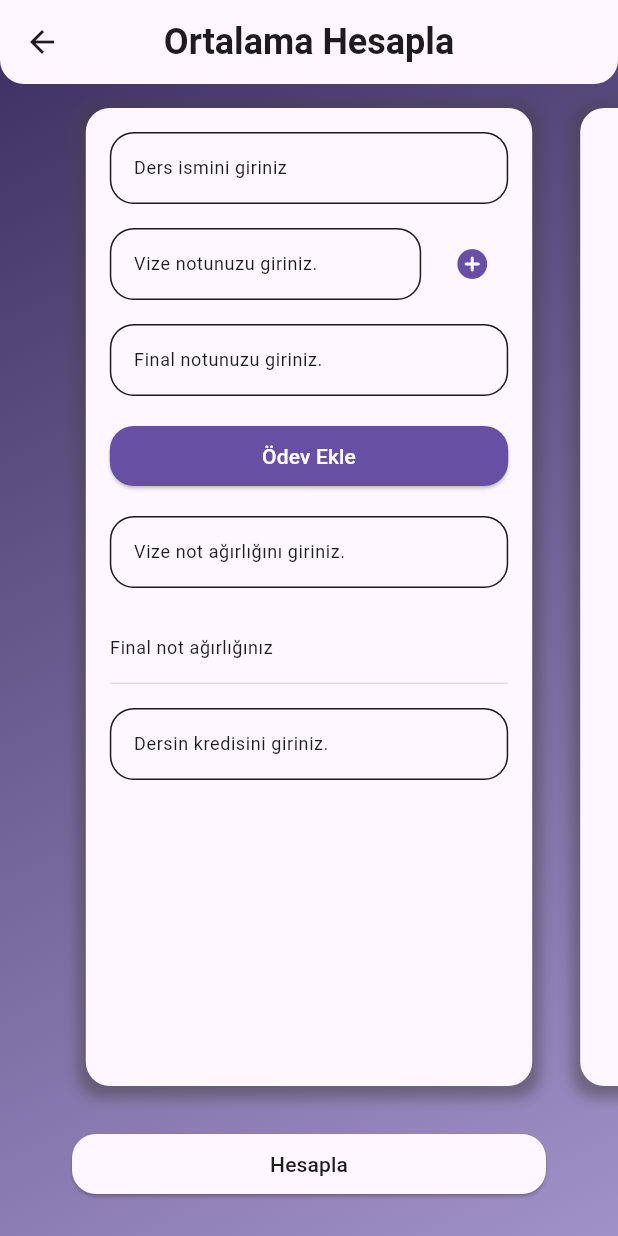
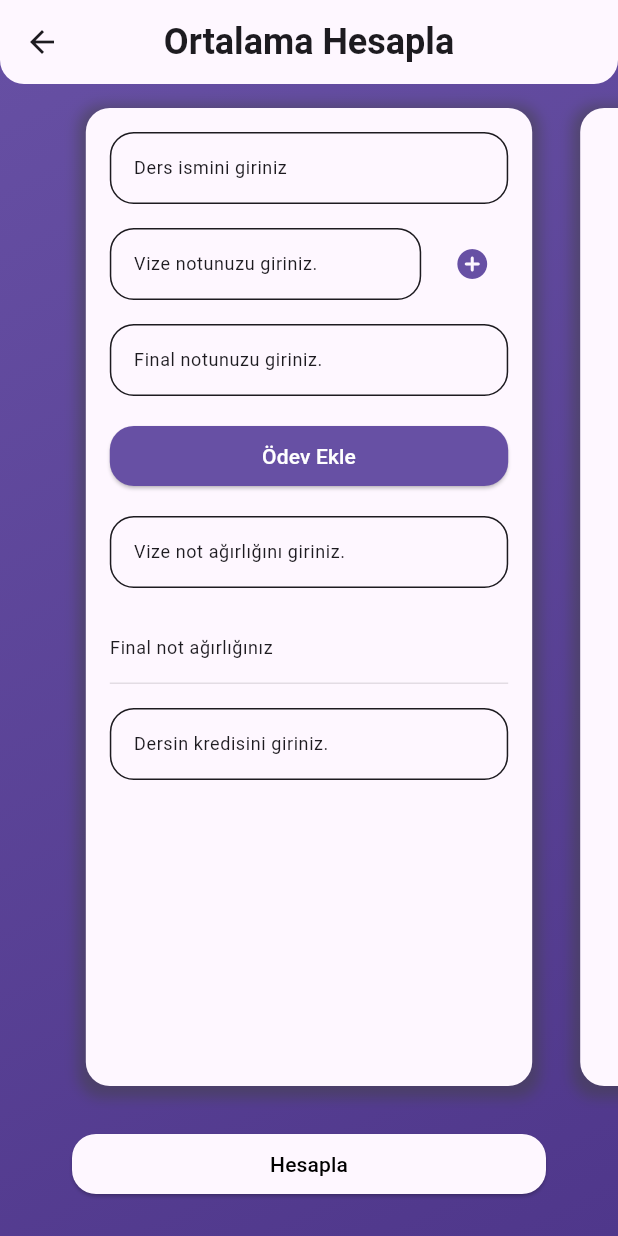
Before and after one commit to EfelerGibi/Examinator, a Flutter app: the screen it shows after launch, after a tap on "Ortalama Hesapla", on a phone screen of 412 x 824 dp. Run offline on Flutter 3.47's test engine with Material 2 defaults, Android fonts, the phone set to English and light mode, and no system bars; drawn by our look-alikes of carousel_slider.

Commit message:
better follow material theme

```diff
--- a/lib/hesapla_button.dart
+++ b/lib/hesapla_button.dart
@@ -87,8 +87,7 @@ class HesaplaButton extends StatelessWidget {
             }, //hesaplamaPress
             child: Text(
               "Hesapla",
-              style:
-                  TextStyle(color: Theme.of(context).colorScheme.onBackground),
+              style: Theme.of(context).textTheme.button,
             ),
             style: ButtonStyle(
                 backgroundColor: MaterialStateProperty.all(
--- a/lib/main.dart
+++ b/lib/main.dart
@@ -17,11 +17,15 @@ class MyApp extends StatelessWidget {
     return MaterialApp(
       title: 'Flutter Demo',
       theme: ThemeData(
+        brightness: Brightness.light,
         useMaterial3: true,
-        //colorSchemeSeed: Colors.green,
+        //colorSchemeSeed: Colors.grey,
+        backgroundColor: Colors.grey[100],
+
         textTheme: TextTheme(
-            button: TextStyle(color: Colors.grey),
-            headline5: TextStyle(fontWeight: FontWeight.bold)),
+          button: TextStyle(color: Colors.black),
+          headline5: TextStyle(fontWeight: FontWeight.bold),
+        ),
         scaffoldBackgroundColor: Colors.transparent,
         //primarySwatch: Colors.blue,
       ),
@@ -31,12 +35,12 @@ class MyApp extends StatelessWidget {
           button: TextStyle(color: Colors.white),
         ),
         //primarySwatch: Colors.blue,
-        //colorSchemeSeed: Colors.grey,
+        //colorSchemeSeed: Colors.deepPurple,
         scaffoldBackgroundColor: Colors.transparent,
         brightness: Brightness.dark,
         backgroundColor: const Color(0xFF424242),
       ),
-      themeMode: ThemeMode.system,
+      //themeMode: ThemeMode.system,
       home: const MyHomePage(),
     );
   }
@@ -86,9 +90,12 @@ class MyHomePage extends StatelessWidget {
                                         controller: {},
                                         title: "Ortalama Hesapla");
                                   })),
-                              child: Text("Ortalama Hesapla",
-                                  style:
-                                      Theme.of(context).textTheme.titleMedium),
+                              child: const Text("Ortalama Hesapla",
+                                  style: TextStyle(
+                                      color: Colors.black,
+                                      fontWeight: FontWeight.w600,
+                                      wordSpacing: 0.15,
+                                      fontSize: 16)),
                               style: ElevatedButton.styleFrom(
                                   primary:
                                       Theme.of(context).colorScheme.primary,
@@ -116,9 +123,12 @@ class MyHomePage extends StatelessWidget {
                                       title: 'Tek Ders Hesapla',
                                     );
                                   })),
-                              child: Text("Tek Ders Hesapla",
-                                  style:
-                                      Theme.of(context).textTheme.titleMedium),
+                              child: const Text("Tek Ders Hesapla",
+                                  style: TextStyle(
+                                      color: Colors.black,
+                                      fontWeight: FontWeight.w600,
+                                      wordSpacing: 0.15,
+                                      fontSize: 16)),
                               style: ElevatedButton.styleFrom(
                                   primary:
                                       Theme.of(context).colorScheme.primary,
--- a/lib/pagewrapper.dart
+++ b/lib/pagewrapper.dart
@@ -34,8 +34,8 @@ class PageWrapper extends StatelessWidget {
               begin: const Alignment(-1.0, -1),
               end: const Alignment(1.0, 1),
               colors: [
-                darken(Theme.of(context).colorScheme.primary, 0.2),
-                lighten(Theme.of(context).colorScheme.primary, 0.2),
+                Theme.of(context).colorScheme.primary,
+                Theme.of(context).colorScheme.onPrimaryContainer,
               ],
               stops: const [0.0, 1.0],
               tileMode: TileMode.clamp),
```
